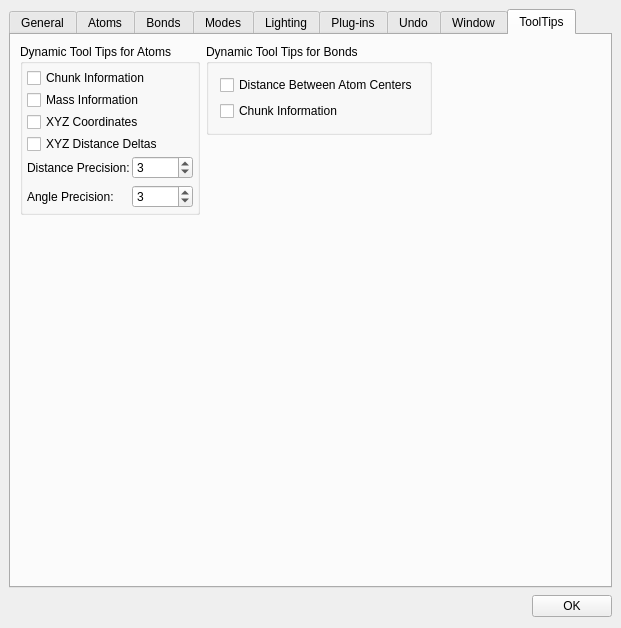
Before: the Qt Designer form cad/src/UserPrefsDialog.ui in kanzure/nanoengineer, drawn with Qt 5.
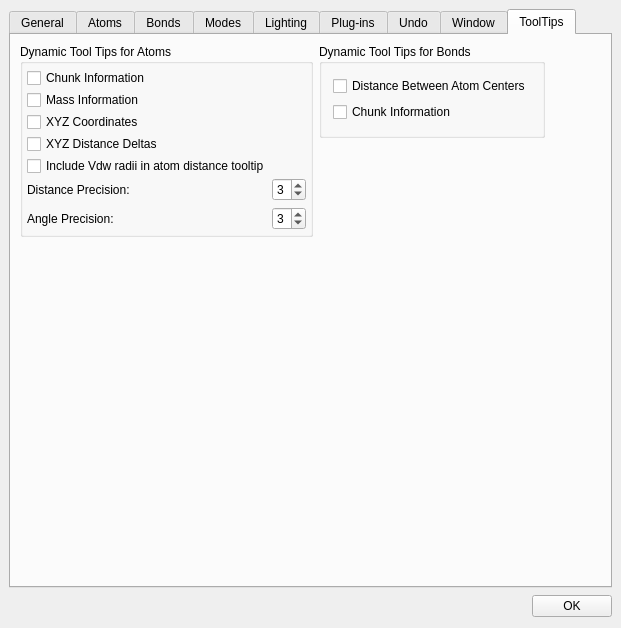
After: the same form once the commit is applied. The open tabs and pages were chosen to show the change. Icons and pictures are not drawn.

Commit message: new option is dynamic tool tip user prefs to include vdw radii in the distance info tooltip (for atoms)

Patch:
```diff
--- a/cad/src/UserPrefsDialog.ui
+++ b/cad/src/UserPrefsDialog.ui
@@ -4646,7 +4646,7 @@
             </property>
            </widget>
           </item>
-          <item row="4" column="0" >
+          <item row="5" column="0" >
            <layout class="QVBoxLayout" >
             <property name="margin" >
              <number>0</number>
@@ -4676,7 +4676,7 @@
             </item>
            </layout>
           </item>
-          <item row="4" column="1" >
+          <item row="5" column="1" >
            <layout class="QVBoxLayout" >
             <property name="margin" >
              <number>0</number>
@@ -4728,6 +4728,13 @@
             </property>
            </widget>
           </item>
+          <item row="4" column="0" >
+           <widget class="QCheckBox" name="includeVdwRadiiInAtomDistanceInfo" >
+            <property name="text" >
+             <string>Include Vdw radii in atom distance tooltip</string>
+            </property>
+           </widget>
+          </item>
          </layout>
         </widget>
        </item>
```
Left out of the diff: 26 changed lines with no effect on the pictures. The commit also changes 4 other files.
